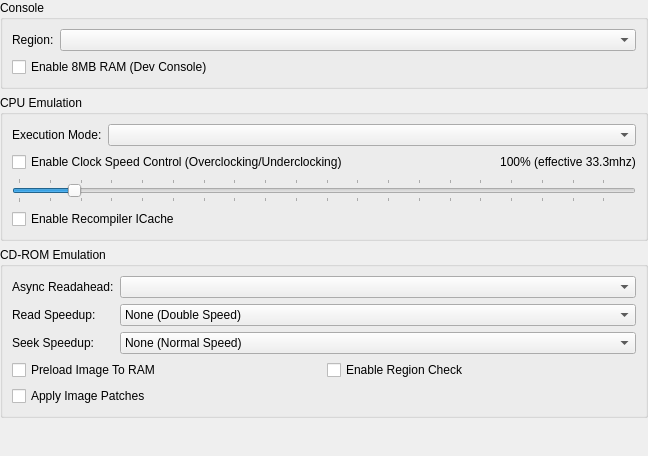
Above: src/duckstation-qt/consolesettingswidget.ui from kofxi3584karlayang/duckstation before the change. Below: the same form after it.
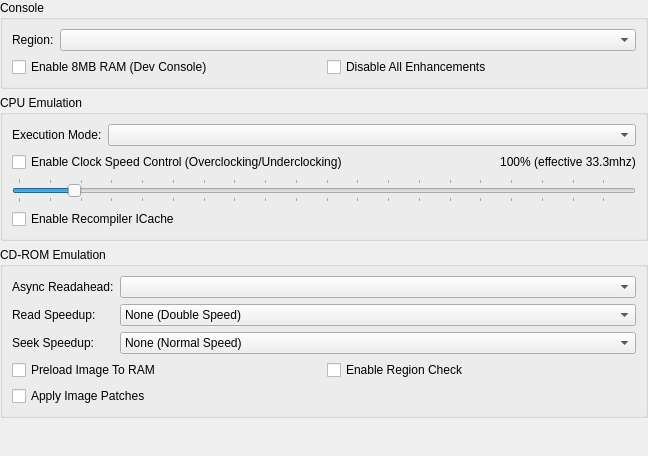
That is the form after the change.

What changed in the file:
```diff
--- a/src/duckstation-qt/consolesettingswidget.ui
+++ b/src/duckstation-qt/consolesettingswidget.ui
@@ -40,11 +40,22 @@
        <widget class="QComboBox" name="region"/>
       </item>
       <item row="1" column="0" colspan="2">
+       <layout class="QGridLayout" name="gridLayout_2">
+        <item row="0" column="0">
        <widget class="QCheckBox" name="enable8MBRAM">
         <property name="text">
          <string>Enable 8MB RAM (Dev Console)</string>
         </property>
        </widget>
+        </item>
+        <item row="0" column="1">
+         <widget class="QCheckBox" name="disableAllEnhancements">
+          <property name="text">
+           <string>Disable All Enhancements</string>
+          </property>
+         </widget>
+        </item>
+       </layout>
       </item>
      </layout>
     </widget>
```
Lines whose indentation alone changed are shown as unchanged.
